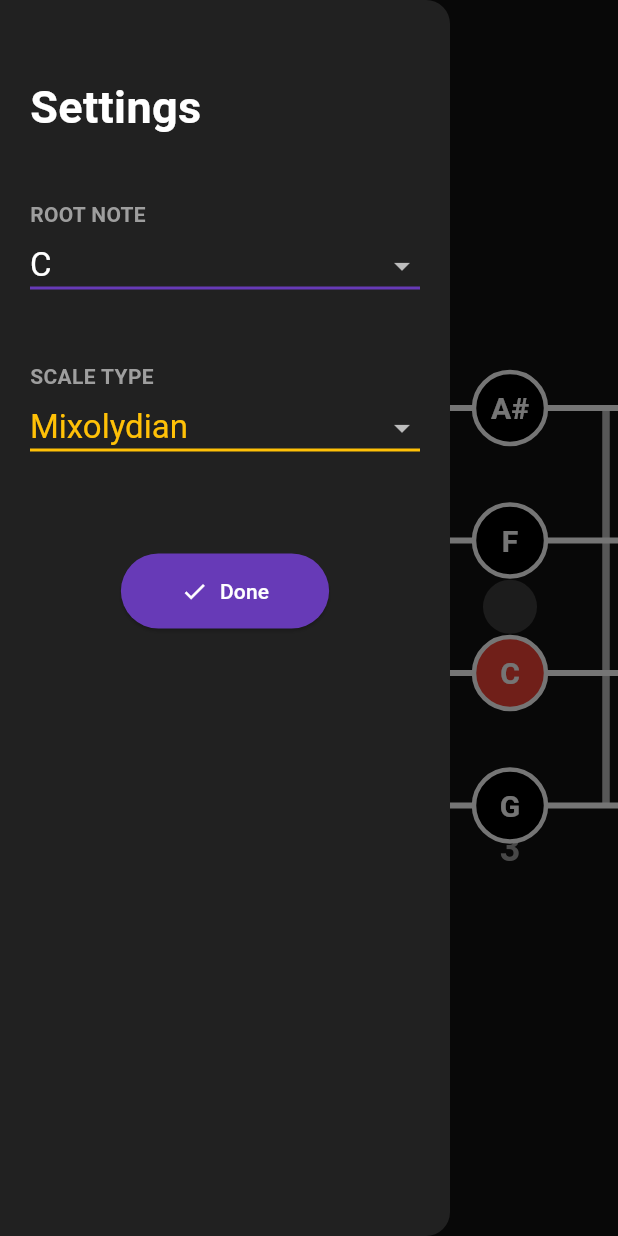
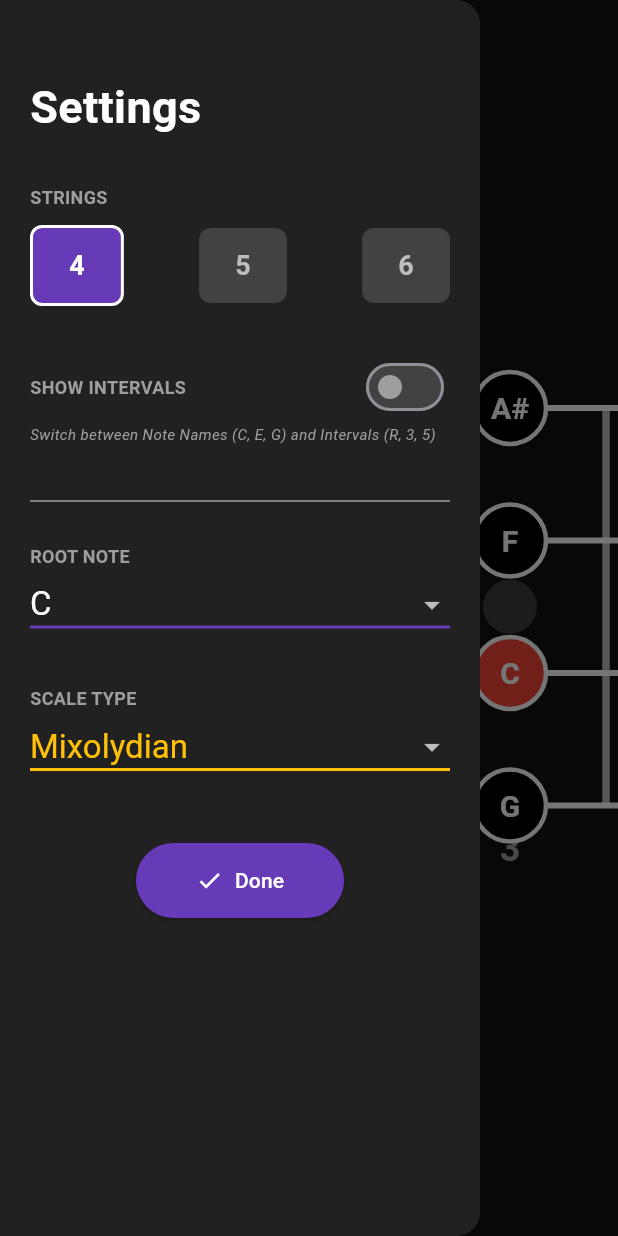
Before and after one commit to plasticus/bass_scales, a Flutter app: the screen it shows after launch, after a tap on the "tune" icon, on a phone screen of 412 x 824 dp. Run offline on Flutter 3.47's test engine with Material 3 defaults, Android fonts, the phone set to English and light mode, and no system bars.

Commit message:
V2: Added 5 and 6 string support + interval toggle

```diff
--- a/lib/main.dart
+++ b/lib/main.dart
@@ -16,6 +16,17 @@ class BassScalesApp extends StatelessWidget {
         brightness: Brightness.dark,
         primarySwatch: Colors.deepPurple,
         scaffoldBackgroundColor: const Color(0xFF121212),
+        // Customizing the switch color to match our purple theme
+        switchTheme: SwitchThemeData(
+          thumbColor: MaterialStateProperty.resolveWith((states) {
+            if (states.contains(MaterialState.selected)) return Colors.deepPurple;
+            return Colors.grey;
+          }),
+          trackColor: MaterialStateProperty.resolveWith((states) {
+            if (states.contains(MaterialState.selected)) return Colors.deepPurple.shade200;
+            return Colors.grey.shade800;
+          }),
+        ),
       ),
       home: const FretboardPage(),
     );
@@ -37,7 +48,19 @@ class _FretboardPageState extends State<FretboardPage> {
     'C', 'C#', 'D', 'D#', 'E', 'F', 'F#', 'G', 'G#', 'A', 'A#', 'B'
   ];
 
-  final List<int> stringOpenNotes = [7, 2, 9, 4]; // G, D, A, E
+  // Map Semitones (0-11) to Interval Names
+  final Map<int, String> intervalNames = {
+    0: 'R', 1: 'b2', 2: '2', 3: 'b3', 4: '3', 5: '4',
+    6: 'b5', 7: '5', 8: 'b6', 9: '6', 10: 'b7', 11: '7'
+  };
+
+  // Tuning Definitions (Top String visually -> Bottom String visually)
+  // High Pitch -> Low Pitch
+  final Map<int, List<int>> tunings = {
+    4: [7, 2, 9, 4],             // G, D, A, E
+    5: [7, 2, 9, 4, 11],         // G, D, A, E, B (Low B)
+    6: [0, 7, 2, 9, 4, 11],      // C, G, D, A, E, B (High C + Low B)
+  };
 
   final Map<String, List<int>> scaleFormulas = {
     'Major': [2, 2, 1, 2, 2, 2, 1],
@@ -49,8 +72,11 @@ class _FretboardPageState extends State<FretboardPage> {
     'Mixolydian': [2, 2, 1, 2, 2, 1, 2],
   };
 
+  // --- STATE ---
   String selectedRoot = 'C';
   String selectedScale = 'Mixolydian';
+  int stringCount = 4;        // Default to 4 strings
+  bool showIntervals = false; // Default to Note Names
 
   // --- LOGIC ---
   Set<String> calculateScaleNotes() {
@@ -71,24 +97,77 @@ class _FretboardPageState extends State<FretboardPage> {
   @override
   Widget build(BuildContext context) {
     Set<String> activeNotes = calculateScaleNotes();
+    List<int> currentTuning = tunings[stringCount]!;
 
     return Scaffold(
       key: _scaffoldKey,
 
-      // DRAWER MENU (Wrapped in ScrollView to fix overflow)
+      // DRAWER MENU
       drawer: Drawer(
-        width: 300,
+        width: 320,
         backgroundColor: Colors.grey[900],
-        child: SingleChildScrollView( // <--- THIS FIXES THE STRIPED ERROR
+        child: SingleChildScrollView(
           child: Padding(
-            padding: const EdgeInsets.symmetric(vertical: 50, horizontal: 20),
+            padding: const EdgeInsets.fromLTRB(20, 50, 20, 20),
             child: Column(
               crossAxisAlignment: CrossAxisAlignment.start,
               children: [
                 const Text("Settings", style: TextStyle(fontSize: 30, fontWeight: FontWeight.bold, color: Colors.white)),
-                const SizedBox(height: 40),
+                const SizedBox(height: 30),
 
-                const Text("ROOT NOTE", style: TextStyle(color: Colors.grey, fontSize: 14, fontWeight: FontWeight.bold)),
+                // --- 1. STRING COUNT ---
+                const Text("STRINGS", style: TextStyle(color: Colors.grey, fontSize: 12, fontWeight: FontWeight.bold)),
+                const SizedBox(height: 10),
+                Row(
+                  mainAxisAlignment: MainAxisAlignment.spaceBetween,
+                  children: [4, 5, 6].map((count) {
+                    bool isSelected = (stringCount == count);
+                    return GestureDetector(
+                      onTap: () => setState(() => stringCount = count),
+                      child: Container(
+                        padding: const EdgeInsets.symmetric(horizontal: 24, vertical: 12),
+                        decoration: BoxDecoration(
+                          color: isSelected ? Colors.deepPurple : Colors.grey[800],
+                          borderRadius: BorderRadius.circular(8),
+                          border: isSelected ? Border.all(color: Colors.white, width: 2) : null,
+                        ),
+                        child: Text(
+                          "$count",
+                          style: TextStyle(
+                            fontSize: 18,
+                            fontWeight: FontWeight.bold,
+                            color: isSelected ? Colors.white : Colors.grey[400]
+                          )
+                        ),
+                      ),
+                    );
+                  }).toList(),
+                ),
+
+                const SizedBox(height: 30),
+
+                // --- 2. DISPLAY MODE (TOGGLE) ---
+                Row(
+                  mainAxisAlignment: MainAxisAlignment.spaceBetween,
+                  children: [
+                    const Text("SHOW INTERVALS", style: TextStyle(color: Colors.grey, fontSize: 12, fontWeight: FontWeight.bold)),
+                    Switch(
+                      value: showIntervals,
+                      onChanged: (val) => setState(() => showIntervals = val),
+                    ),
+                  ],
+                ),
+                const Text(
+                  "Switch between Note Names (C, E, G) and Intervals (R, 3, 5)",
+                  style: TextStyle(color: Colors.grey, fontSize: 10, fontStyle: FontStyle.italic),
+                ),
+
+                const SizedBox(height: 30),
+                const Divider(color: Colors.grey),
+                const SizedBox(height: 20),
+
+                // --- 3. MUSIC SETTINGS ---
+                const Text("ROOT NOTE", style: TextStyle(color: Colors.grey, fontSize: 12, fontWeight: FontWeight.bold)),
                 DropdownButton<String>(
                   isExpanded: true,
                   value: selectedRoot,
@@ -99,9 +178,9 @@ class _FretboardPageState extends State<FretboardPage> {
                   onChanged: (v) => setState(() => selectedRoot = v!),
                 ),
 
-                const SizedBox(height: 40),
+                const SizedBox(height: 30),
 
-                const Text("SCALE TYPE", style: TextStyle(color: Colors.grey, fontSize: 14, fontWeight: FontWeight.bold)),
+                const Text("SCALE TYPE", style: TextStyle(color: Colors.grey, fontSize: 12, fontWeight: FontWeight.bold)),
                 DropdownButton<String>(
                   isExpanded: true,
                   value: selectedScale,
@@ -112,7 +191,7 @@ class _FretboardPageState extends State<FretboardPage> {
                   onChanged: (v) => setState(() => selectedScale = v!),
                 ),
 
-                const SizedBox(height: 60), // Space before button
+                const SizedBox(height: 40),
 
                 Center(
                   child: ElevatedButton.icon(
@@ -149,9 +228,11 @@ class _FretboardPageState extends State<FretboardPage> {
             size: const Size(3200, 350),
             painter: FretboardPainter(
               chromaticScale: chromaticScale,
-              stringOpenNotes: stringOpenNotes,
+              stringOpenNotes: currentTuning,
               rootNote: selectedRoot,
               activeNotes: activeNotes,
+              showIntervals: showIntervals,
+              intervalNames: intervalNames,
             ),
           ),
         ),
@@ -165,16 +246,26 @@ class FretboardPainter extends CustomPainter {
   final List<int> stringOpenNotes;
   final String rootNote;
   final Set<String> activeNotes;
+  final bool showIntervals;
+  final Map<int, String> intervalNames;
 
   FretboardPainter({
     required this.chromaticScale,
     required this.stringOpenNotes,
     required this.rootNote,
     required this.activeNotes,
+    required this.showIntervals,
+    required this.intervalNames,
   });
 
   @override
   void paint(Canvas canvas, Size size) {
+    // --- DYNAMIC SIZING ---
+    // Scale everything down if we have more strings to avoid crowding
+    int stringCount = stringOpenNotes.length;
+    double dotRadius = stringCount == 4 ? 24.0 : (stringCount == 5 ? 21.0 : 18.0);
+    double fontSize = stringCount == 4 ? 20.0 : 16.0;
+
     // --- STYLES ---
     final paintLine = Paint()
       ..color = Colors.grey
@@ -182,7 +273,7 @@ class FretboardPainter extends CustomPainter {
 
     final paintString = Paint()
       ..color = Colors.white
-      ..strokeWidth = 4;
+      ..strokeWidth = stringCount > 5 ? 3 : 4; // Thinner strings for 6-string bass
 
     final paintFret = Paint()
       ..color = Colors.grey[400]!
@@ -193,7 +284,6 @@ class FretboardPainter extends CustomPainter {
       ..strokeWidth = 10;
 
     final paintInlay = Paint()
-      // Slightly more visible (0.12 -> 0.18) since you asked!
       ..color = Colors.white.withOpacity(0.18)
       ..style = PaintingStyle.fill;
 
@@ -202,7 +292,9 @@ class FretboardPainter extends CustomPainter {
     double bottomPadding = 50.0;
 
     double boardHeight = size.height - topPadding - bottomPadding;
-    double stringSpacing = boardHeight / 3;
+
+    // DYNAMIC SPACING: Divide height by (strings - 1)
+    double stringSpacing = boardHeight / (stringCount - 1);
 
     double fretWidth = size.width / 25;
 
@@ -212,29 +304,23 @@ class FretboardPainter extends CustomPainter {
 
     double midY = topPadding + (boardHeight / 2);
 
-    // Draw Single Dots (Center of board)
     for (int fret in singleDots) {
       double x = (fret * fretWidth) - (fretWidth / 2);
       canvas.drawCircle(Offset(x, midY), 18, paintInlay);
     }
 
-    // Draw Double Dots (Spread vertically)
     for (int fret in doubleDots) {
       double x = (fret * fretWidth) - (fretWidth / 2);
-
-      // FIX: Move them into the outer gaps (between strings 1-2 and 3-4)
-      // This puts them nicely away from the center strings
-      double topDotY = midY - stringSpacing;
-      double bottomDotY = midY + stringSpacing;
-
-      canvas.drawCircle(Offset(x, topDotY), 18, paintInlay);
-      canvas.drawCircle(Offset(x, bottomDotY), 18, paintInlay);
+      // For double dots, we want them separated nicely.
+      // Use 1.2x spacing as a safe offset
+      double offset = stringCount == 4 ? 60 : 45;
+      canvas.drawCircle(Offset(x, midY - offset), 18, paintInlay);
+      canvas.drawCircle(Offset(x, midY + offset), 18, paintInlay);
     }
 
     // 1. DRAW FRETS
     for (int i = 0; i <= 24; i++) {
       double x = i * fretWidth;
-
       double lineBottom = topPadding + boardHeight;
 
       if (i == 0) {
@@ -255,13 +341,15 @@ class FretboardPainter extends CustomPainter {
     }
 
     // 2. DRAW STRINGS
-    for (int i = 0; i < 4; i++) {
+    for (int i = 0; i < stringCount; i++) {
       double y = topPadding + (i * stringSpacing);
       canvas.drawLine(Offset(0, y), Offset(size.width, y), paintString);
     }
 
     // 3. DRAW NOTES
-    for (int stringIdx = 0; stringIdx < 4; stringIdx++) {
+    int rootIndex = chromaticScale.indexOf(rootNote);
+
+    for (int stringIdx = 0; stringIdx < stringCount; stringIdx++) {
       int openNoteIndex = stringOpenNotes[stringIdx];
 
       for (int fret = 0; fret <= 24; fret++) {
@@ -273,8 +361,6 @@ class FretboardPainter extends CustomPainter {
           double y = topPadding + (stringIdx * stringSpacing);
 
           bool isRoot = (noteName == rootNote);
-
-          double dotRadius = 24.0;
 
           Paint dotPaint = Paint()
             ..color = isRoot ? Colors.red : Colors.black
@@ -288,13 +374,23 @@ class FretboardPainter extends CustomPainter {
           canvas.drawCircle(Offset(x, y), dotRadius, dotPaint);
           canvas.drawCircle(Offset(x, y), dotRadius, borderPaint);
 
+          // DETERMINE TEXT TO DISPLAY
+          String textToDraw = noteName;
+
+          if (showIntervals) {
+            // Calculate semitone distance from root
+            // Add 12 to handle wrap-around (e.g. Root is B, current is C)
+            int semitoneDistance = (currentNoteIndex - rootIndex + 12) % 12;
+            textToDraw = intervalNames[semitoneDistance] ?? "?";
+          }
+
           TextSpan span = TextSpan(
-            style: const TextStyle(
+            style: TextStyle(
               color: Colors.white,
-              fontSize: 20,
+              fontSize: fontSize,
               fontWeight: FontWeight.bold
             ),
-            text: noteName
+            text: textToDraw
           );
           TextPainter tp = TextPainter(text: span, textDirection: TextDirection.ltr);
           tp.layout();
```
